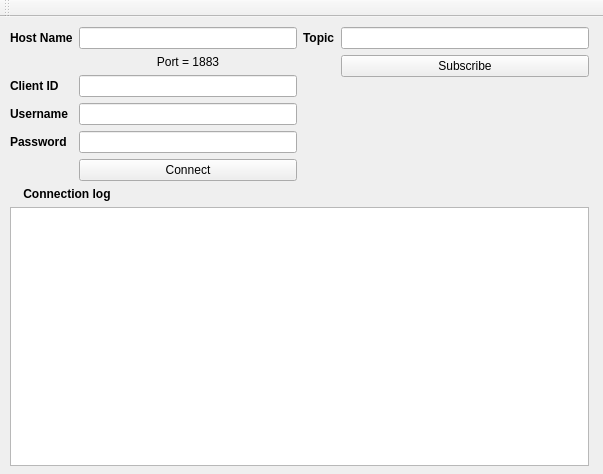
First picture: the form in IoTProject/mainwindow.ui, repository SylvainHerbreteau/IoTProject, before the edit.
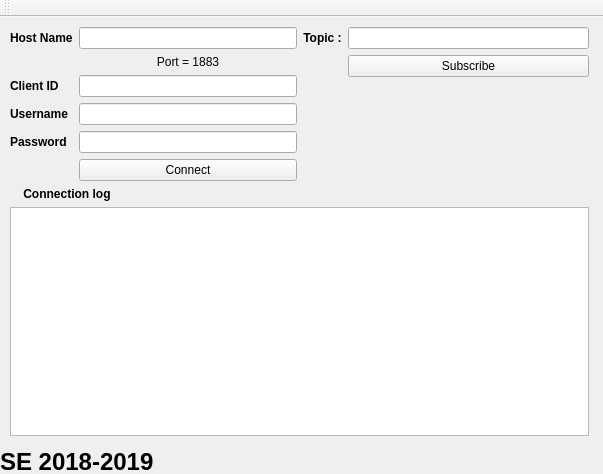
Second picture: the form after the edit.

Patch:
```diff
--- a/IoTProject/mainwindow.ui
+++ b/IoTProject/mainwindow.ui
@@ -29,7 +29,7 @@
       <x>-1</x>
       <y>-1</y>
       <width>601</width>
-      <height>461</height>
+      <height>431</height>
      </rect>
     </property>
     <layout class="QVBoxLayout" name="verticalLayout_3">
@@ -131,7 +131,10 @@
             </font>
            </property>
            <property name="text">
-            <string>Topic</string>
+            <string>Topic :</string>
+           </property>
+           <property name="alignment">
+            <set>Qt::AlignCenter</set>
            </property>
           </widget>
          </item>
@@ -177,6 +180,26 @@
      </item>
     </layout>
    </widget>
+   <widget class="QLabel" name="label_4">
+    <property name="geometry">
+     <rect>
+      <x>0</x>
+      <y>429</y>
+      <width>601</width>
+      <height>31</height>
+     </rect>
+    </property>
+    <property name="font">
+     <font>
+      <pointsize>18</pointsize>
+      <weight>75</weight>
+      <bold>true</bold>
+     </font>
+    </property>
+    <property name="text">
+     <string>SE 2018-2019</string>
+    </property>
+   </widget>
   </widget>
   <widget class="QToolBar" name="mainToolBar">
    <attribute name="toolBarArea">
```
Left out of the diff: 6 changed lines with no effect on the pictures.
